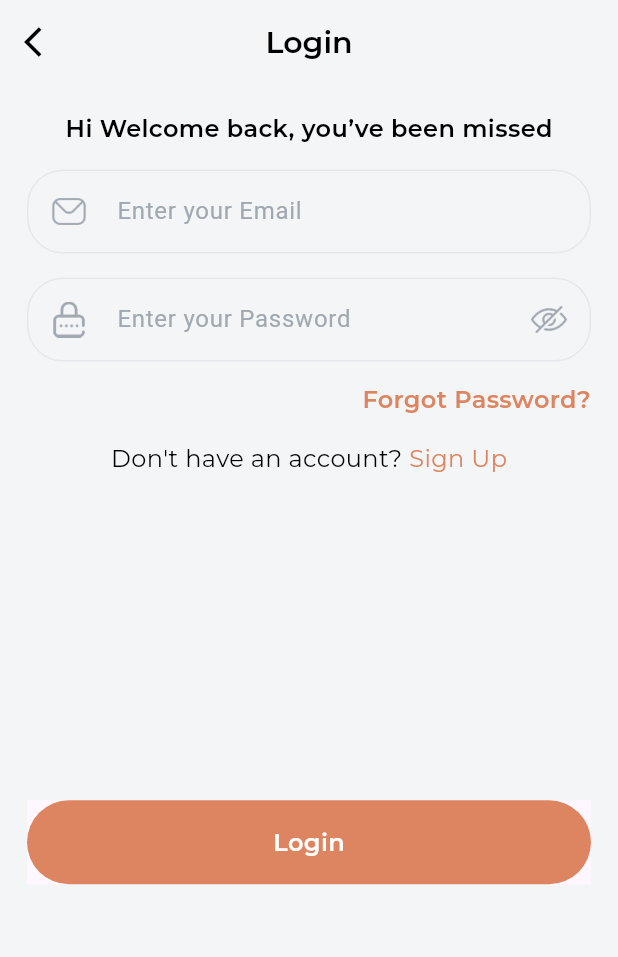
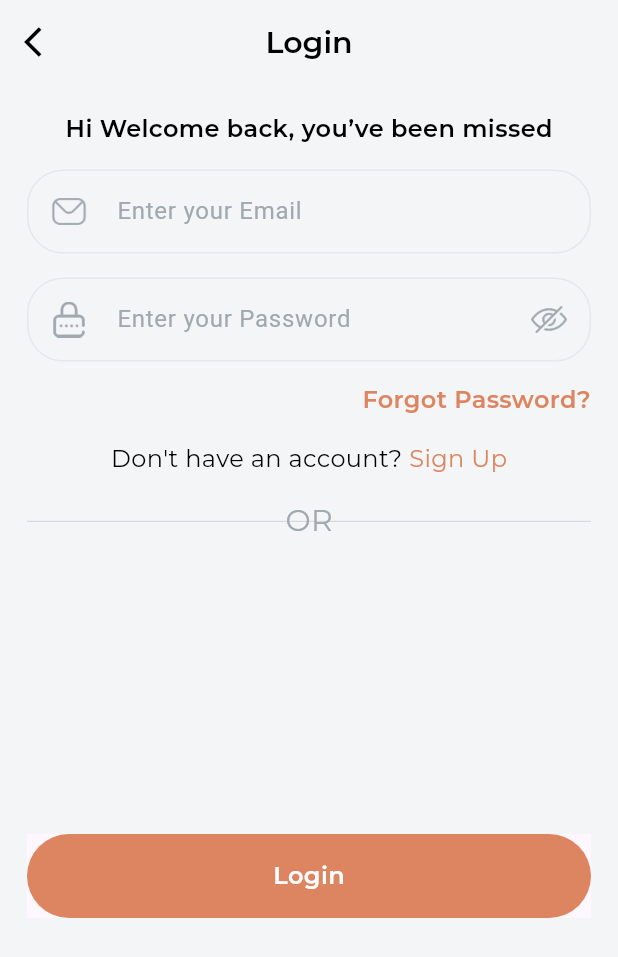
Before and after one commit to MohamedElnaggar-dev/suits, a Flutter app: the LoginView screen opened by its route, on a phone screen of 412 x 824 dp. Shown: the top 957 px of the screen. Run offline on Flutter 3.47's test engine with Material 3 defaults, Android fonts, the phone set to English and light mode, and no system bars; our stand-ins replace equatable, flutter_svg, go_router, smooth_page_indicator.

Commit message:
refactor custom divider widget

```diff
--- a/lib/features/auth/presentation/view/login_view.dart
+++ b/lib/features/auth/presentation/view/login_view.dart
@@ -5,6 +5,7 @@ import 'package:suits_app/core/utils/constants/app_dimensions.dart';
 import 'package:suits_app/core/utils/constants/app_styles.dart';
 import 'package:suits_app/core/utils/ui/app_bar.dart';
 import 'package:suits_app/core/utils/ui/app_button.dart';
+import 'package:suits_app/features/auth/presentation/widgets/custom_divider.dart';
 import 'package:suits_app/features/auth/presentation/widgets/custom_email_text_field.dart';
 import 'package:suits_app/features/auth/presentation/widgets/custom_password_text_field.dart';
 
@@ -61,7 +62,8 @@ class LoginView extends StatelessWidget {
                 ],
               ),
             ),
-
+            SizedBox(height: AppDimensions.medium),
+            CustomDivider(),
             const Spacer(),
             AppButton(onTap: () {}, text: 'Login'),
             const Spacer(),
--- a/lib/features/auth/presentation/widgets/custom_divider.dart
+++ b/lib/features/auth/presentation/widgets/custom_divider.dart
@@ -1,4 +1,6 @@
 import 'package:flutter/material.dart';
+import 'package:suits_app/core/utils/constants/app_colors.dart';
+import 'package:suits_app/core/utils/constants/app_styles.dart';
 
 class CustomDivider extends StatelessWidget {
   const CustomDivider({super.key});
@@ -6,20 +8,17 @@ class CustomDivider extends StatelessWidget {
   @override
   Widget build(BuildContext context) {
     return Stack(
+      alignment: Alignment.center,
       children: [
-        const Divider(thickness: 2),
-        Center(
-          child: Container(
-            height: 30,
-            width: 40,
-            decoration: BoxDecoration(
-              color: Theme.of(context).scaffoldBackgroundColor,
-            ),
-            child: const Center(
-              child: Text(
-                'أو',
-                style: TextStyle(fontFamily: 'Cairo', fontSize: 20),
-              ),
+        const Divider(thickness: 0.5),
+        Container(
+          color: Colors.transparent,
+          padding: const EdgeInsets.symmetric(horizontal: 8),
+          child: Text(
+            'OR',
+            style: AppStyles.reguler(
+              fontSize: 20,
+              color: AppColors.hintTextColor,
             ),
           ),
         ),
```
